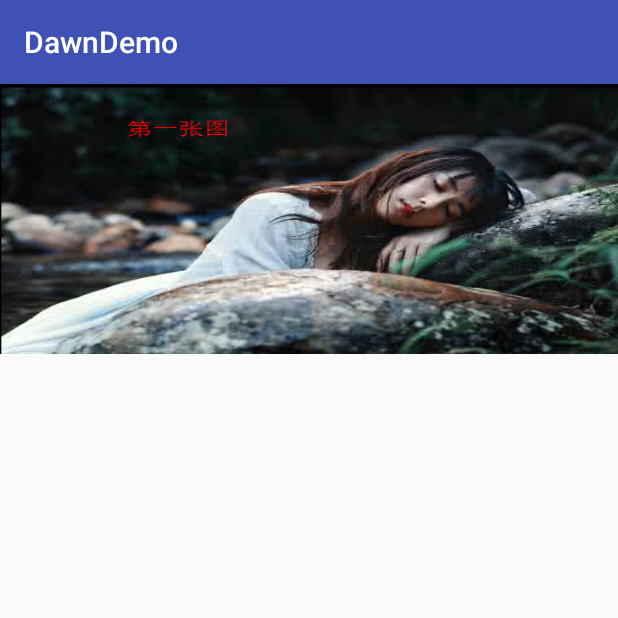
After one commit to WDXSS/Dawn, an Android app: the BannerActivity screen opened directly, with no data from a screen before it, on a phone screen of 412 x 824 dp, the top half of it. The commit adds this screen. Run offline under Robolectric (Android 15) with nearby library versions, the phone set to English and light mode, and no system bars.

Commit message:
多福多寿

```diff
--- a/app/src/main/AndroidManifest.xml
+++ b/app/src/main/AndroidManifest.xml
@@ -37,6 +37,8 @@
         <activity android:name=".ui.zmservice.ZMActivity"/>
         <activity android:name=".ui.zmservice.ZMActivityTest2"/>
 
+        <activity android:name=".ui.BannerActivity"/>
+
     </application>
 <uses-permission android:name="android.permission.INTERNET"/>
 </manifest>
--- /dev/null
+++ b/app/src/main/java/com/dawndemo/recycler/ui/RecyclerListViewActivity.java
@@ -0,0 +1,11 @@
+package com.dawndemo.recycler.ui;
+
+import com.dawndemo.base.BaseActivity;
+
+/**
+ * Created by zc on 2017/5/30.
+ */
+
+public class RecyclerListViewActivity extends BaseActivity{
+
+}
--- /dev/null
+++ b/app/src/main/java/com/dawndemo/ui/BannerActivity.java
@@ -0,0 +1,46 @@
+package com.dawndemo.ui;
+
+import android.os.Bundle;
+import android.support.annotation.Nullable;
+
+import com.dawndemo.R;
+import com.dawndemo.base.BaseActivity;
+import com.dawndemo.wighet.banner.BannerAdapter;
+import com.dawndemo.wighet.banner.BannerBean;
+import com.dawndemo.wighet.banner.BannerView;
+
+import java.util.ArrayList;
+import java.util.List;
+
+/**
+ * 广告轮播
+ * Created by zc on 2017/7/16.
+ */
+
+public class BannerActivity extends BaseActivity {
+    private BannerView mBannerView;
+
+    @Override
+    protected void onCreate(@Nullable Bundle savedInstanceState) {
+        super.onCreate(savedInstanceState);
+
+        setContentView(R.layout.activity_banner);
+        mBannerView = (BannerView) findViewById(R.id.banner);
+
+        init();
+    }
+
+    private void init(){
+        List<BannerBean> list = new ArrayList<>();
+        BannerBean bean1 = new BannerBean();
+        BannerBean bean2 = new BannerBean();
+        BannerBean bean3 = new BannerBean();
+        bean1.imgId = R.mipmap.img1;
+        bean2.imgId = R.mipmap.img2;
+        bean3.imgId = R.mipmap.img3;
+        list.add(bean1);
+        list.add(bean2);
+        list.add(bean3);
+        mBannerView.setAdapter(new BannerAdapter<>(BannerActivity.this, 0 ,list));
+    }
+}
--- a/app/src/main/java/com/dawndemo/ui/MainActivity.java
+++ b/app/src/main/java/com/dawndemo/ui/MainActivity.java
@@ -42,11 +42,11 @@ public class MainActivity extends BaseActivity {
     private String TAG = "MainActivity";
 
     private String[] titles = {"NavigationActivity", "NavigationBarActivity", "ShareElement1",
-            "ServiceActivity","ZMActivity"};
+            "ServiceActivity","ZMActivity","BannerActivity"};
     private String[] des = {"BottomNavigationView extends FramentLayout", "need to and view page  fragment ,scroll", "start Activity animal",
-            "study service","测试Service 的回调"};
+            "study service","测试Service 的回调", "广告位"};
     private Class[] classNames = new Class[]{NavigationActivity.class, NavigationBarActivity.class, ShareElement1.class,
-            ServiceActivity.class, ZMActivity.class};
+            ServiceActivity.class, ZMActivity.class,BannerActivity.class};
 
 
     @Override
--- /dev/null
+++ b/app/src/main/java/com/dawndemo/wighet/banner/BannerAdapter.java
@@ -0,0 +1,66 @@
+package com.dawndemo.wighet.banner;
+
+import android.content.Context;
+import android.support.v4.view.PagerAdapter;
+import android.util.Log;
+import android.view.LayoutInflater;
+import android.view.View;
+import android.view.ViewGroup;
+import android.widget.ImageView;
+
+import com.dawndemo.R;
+
+import java.util.List;
+
+
+/**
+ * Created by zc on 2017/7/16.
+ */
+
+public class BannerAdapter<T> extends PagerAdapter {
+
+    private static final String TAG = "BannerAdapter";
+    private int FAKE_BANNER_SIZE;
+    private int DEFAULT_BANNER_SIZE;
+
+    private Context mCon;
+    private int layoutId;
+    private List<T> mList;
+
+    public BannerAdapter(Context con, int layoutId, List<T> list) {
+        mCon = con;
+        this.layoutId = layoutId;
+        mList = list;
+        FAKE_BANNER_SIZE = mList.size() + 2;
+        DEFAULT_BANNER_SIZE = mList.size();
+    }
+
+    @Override
+    public int getCount() {
+//        return FAKE_BANNER_SIZE;
+        return DEFAULT_BANNER_SIZE;
+    }
+
+    @Override
+    public boolean isViewFromObject(View view, Object object) {
+        return view == object;
+    }
+
+    @Override
+    public void destroyItem(ViewGroup container, int position, Object object) {
+        container.removeView((View) object);
+    }
+
+    @Override
+    public Object instantiateItem(ViewGroup container, int position) {
+        View view = LayoutInflater.from(mCon).inflate(R.layout.banner_item, container, false);
+        Log.i(TAG, "instantiateItem: 求余前position = " +position);
+        position = position % DEFAULT_BANNER_SIZE;
+        ImageView img = (ImageView) view.findViewById(R.id.img);
+        Log.i(TAG, "instantiateItem: 求余后position = " +position);
+        int imgId = ((BannerBean) mList.get(position)).imgId;
+        img.setBackgroundResource(imgId);
+        container.addView(view);
+        return view;
+    }
+}
--- /dev/null
+++ b/app/src/main/java/com/dawndemo/wighet/banner/BannerBean.java
@@ -0,0 +1,9 @@
+package com.dawndemo.wighet.banner;
+
+/**
+ * Created by zc on 2017/7/16.
+ */
+
+public class BannerBean {
+    public int imgId;
+}
--- /dev/null
+++ b/app/src/main/java/com/dawndemo/wighet/banner/BannerView.java
@@ -0,0 +1,67 @@
+package com.dawndemo.wighet.banner;
+
+import android.content.Context;
+import android.support.v4.view.PagerAdapter;
+import android.support.v4.view.ViewPager;
+import android.util.AttributeSet;
+import android.util.Log;
+
+/**
+ * Created by zc on 2017/7/16.
+ */
+
+public class BannerView extends ViewPager{
+    private static final String TAG = "BannerView";
+
+    private boolean scrollable = true;
+    private int count ;
+    public BannerView(Context context) {
+        super(context);
+    }
+
+    public BannerView(Context context, AttributeSet attrs) {
+        super(context, attrs);
+    }
+
+    @Override
+    public void setAdapter(PagerAdapter adapter) {
+        super.setAdapter(adapter);
+        count = adapter.getCount();
+        addOnPageChangeListener();
+    }
+
+    private void addOnPageChangeListener(){
+
+        this.addOnPageChangeListener(new OnPageChangeListener() {
+            private int position;
+            @Override
+            public void onPageScrolled(int position, float positionOffset, int positionOffsetPixels) {
+
+            }
+
+            @Override
+            public void onPageSelected(int position) {
+                this.position = position;
+                Log.i(TAG, "onPageSelected: position = "+ position);
+            }
+
+            @Override
+            public void onPageScrollStateChanged(int state) {
+                if(state == ViewPager.SCROLL_STATE_IDLE) {
+                    Log.i(TAG, "onPageScrollStateChanged:  state = "+ state + ",position = " + position );
+                    if(position == 0) {
+                        //要显示 viewpager的第一页：
+                        setCurrentItem(1, false);
+                    }
+                    else if(position == count) {
+                        setCurrentItem(count - 2, false);
+                    }else{
+                        setCurrentItem(count - 2, false);
+                    }
+                }
+            }
+
+        });
+
+    }
+}
--- /dev/null
+++ b/app/src/main/res/layout/activity_banner.xml
@@ -0,0 +1,11 @@
+<?xml version="1.0" encoding="utf-8"?>
+<LinearLayout xmlns:android="http://schemas.android.com/apk/res/android"
+              android:orientation="vertical"
+              android:layout_width="match_parent"
+              android:layout_height="match_parent">
+    <com.dawndemo.wighet.banner.BannerView
+        android:id="@+id/banner"
+        android:layout_width="match_parent"
+        android:layout_height="180dp"/>
+
+</LinearLayout>
--- /dev/null
+++ b/app/src/main/res/layout/banner_item.xml
@@ -0,0 +1,11 @@
+<?xml version="1.0" encoding="utf-8"?>
+<LinearLayout xmlns:android="http://schemas.android.com/apk/res/android"
+              android:layout_width="match_parent"
+              android:layout_height="180dp"
+              android:orientation="vertical">
+
+    <ImageView
+        android:id="@+id/img"
+        android:layout_width="match_parent"
+        android:layout_height="match_parent"/>
+</LinearLayout>
```
Also changed, not shown: app/src/main/res/mipmap-hdpi/img1.jpg (added), app/src/main/res/mipmap-hdpi/img2.jpg (added), app/src/main/res/mipmap-hdpi/img3.jpg (added).
